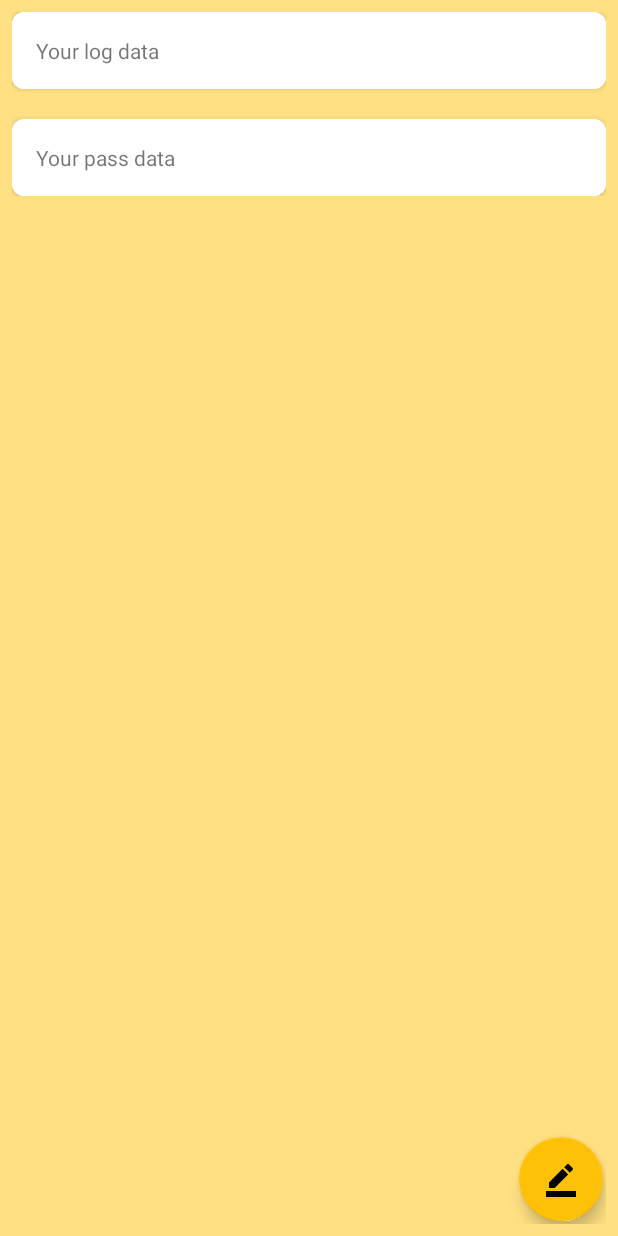
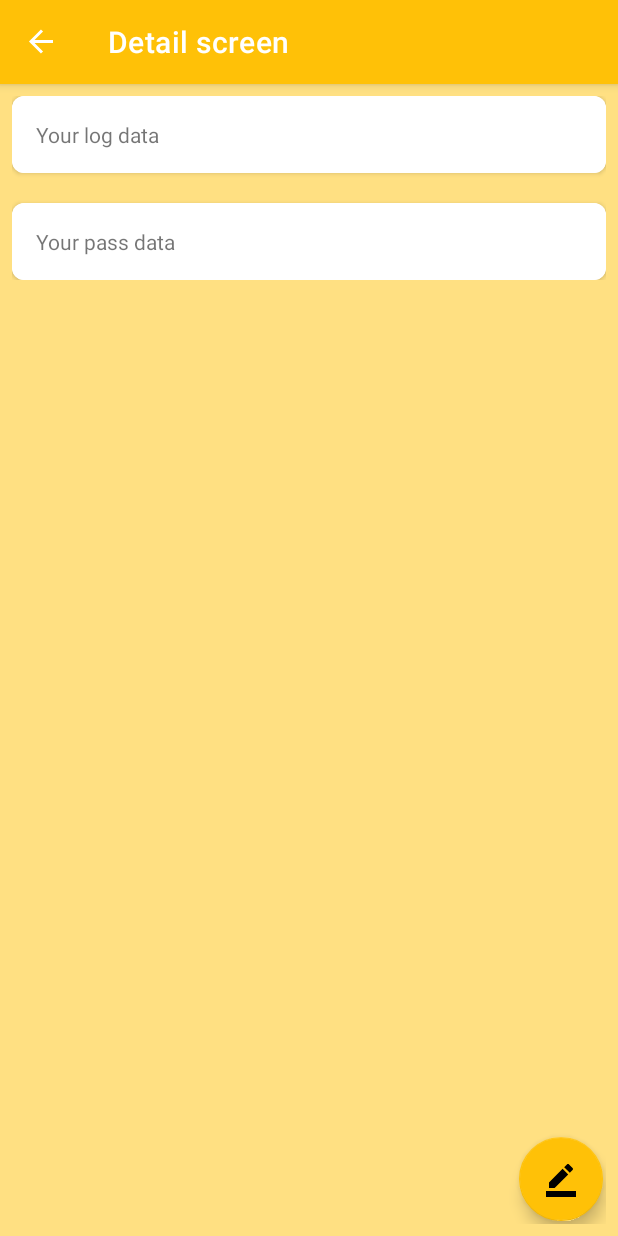
Before and after one commit to HryzhukKyrylo/RecordNoteBook, an Android app: the DetailScreenFragment screen opened through its navigation route, on a phone screen of 412 x 824 dp. Run offline under Robolectric (Android 15) with nearby library versions, the light colour scheme and no system bars; our stand-ins replace navigation-ui.

Commit message:
Add action bar with navigate

```diff
--- a/app/build.gradle
+++ b/app/build.gradle
@@ -21,7 +21,7 @@ android {
 
     buildTypes {
         release {
-            minifyEnabled false
+            minifyEnabled true
             proguardFiles getDefaultProguardFile('proguard-android-optimize.txt'), 'proguard-rules.pro'
         }
     }
--- a/app/src/main/java/com/example/recordnotebook/MainActivity.kt
+++ b/app/src/main/java/com/example/recordnotebook/MainActivity.kt
@@ -2,10 +2,40 @@ package com.example.recordnotebook
 
 import android.os.Bundle
 import androidx.appcompat.app.AppCompatActivity
+import androidx.navigation.NavController
+import androidx.navigation.findNavController
+import androidx.navigation.fragment.NavHostFragment
+import androidx.navigation.ui.AppBarConfiguration
+import androidx.navigation.ui.navigateUp
+import androidx.navigation.ui.setupActionBarWithNavController
 
 class MainActivity : AppCompatActivity() {
+    private lateinit var appBarConfiguration: AppBarConfiguration
     override fun onCreate(savedInstanceState: Bundle?) {
         super.onCreate(savedInstanceState)
         setContentView(R.layout.activity_main)
+
+        val navHostFragment: NavHostFragment =
+            supportFragmentManager.findFragmentById(R.id.fragmentContainerView)
+                    as NavHostFragment ?: return
+        val navController = navHostFragment.navController
+
+        appBarConfiguration = AppBarConfiguration(navController.graph)
+
+        setupActionBar(navController, appBarConfiguration)
+    }
+
+    private fun setupActionBar(
+        navController: NavController,
+        appBarConfiguration: AppBarConfiguration
+    ) {
+        setupActionBarWithNavController(
+            navController = navController,
+            configuration = appBarConfiguration
+        )
+    }
+
+    override fun onSupportNavigateUp(): Boolean {
+        return findNavController(R.id.fragmentContainerView).navigateUp(appBarConfiguration)
     }
 }
--- a/app/src/main/res/navigation/nav_graph.xml
+++ b/app/src/main/res/navigation/nav_graph.xml
@@ -8,7 +8,7 @@
     <fragment
         android:id="@+id/signinScreenFragment"
         android:name="com.example.recordnotebook.ui.signinscreen.SignInScreenFragment"
-        android:label="fragment_login_screen"
+        android:label="@string/signin_screen_login"
         tools:layout="@layout/fragment_signin_screen">
         <action
             android:id="@+id/action_loginScreenFragment_to_signUpScreenFragment"
@@ -29,7 +29,7 @@
     <fragment
         android:id="@+id/signUpScreenFragment"
         android:name="com.example.recordnotebook.ui.signupscreen.SignUpScreenFragment"
-        android:label="SignUpScreenFragment"
+        android:label="@string/signup_screen_sign_up"
         tools:layout="@layout/fragment_signup_screen">
         <action
             android:id="@+id/action_signUpScreenFragment_to_signinScreenFragment"
@@ -45,7 +45,6 @@
     <fragment
         android:id="@+id/mainScreenFragment"
         android:name="com.example.recordnotebook.ui.mainscreen.MainScreenFragment"
-        android:label="fragment_main_screen"
         tools:layout="@layout/fragment_main_screen">
         <action
             android:id="@+id/action_mainScreenFragment_to_detailScreenFragment"
@@ -61,7 +60,7 @@
     <fragment
         android:id="@+id/detailScreenFragment"
         android:name="com.example.recordnotebook.ui.detailscreen.DetailScreenFragment"
-        android:label="fragment_detail_screen"
+        android:label="@string/detail_screen_detail_screen"
         tools:layout="@layout/fragment_detail_screen">
         <argument
             android:name="userData"
@@ -76,7 +75,7 @@
     <fragment
         android:id="@+id/createScreenFragment"
         android:name="com.example.recordnotebook.ui.createscreen.CreateScreenFragment"
-        android:label="fragment_create_screen"
+        android:label="@string/create_screen_create_screen"
         tools:layout="@layout/fragment_create_screen">
         <argument
             android:name="userLogNameParam"
--- a/app/src/main/res/values/strings.xml
+++ b/app/src/main/res/values/strings.xml
@@ -1,6 +1,7 @@
 <resources>
     <string name="app_name">RecordNoteBook</string>
 
+    <!--    sign in screen ..-->
     <string name="signin_screen_btn_reset">Reset</string>
     <string name="signin_screen_btn_confirm">Confirm</string>
     <string name="signin_screen_enter_login">Enter login</string>
@@ -8,6 +9,7 @@
     <string name="signin_screen_login">Log In</string>
     <string name="signin_screen_sign_up"><u>Sign Up</u></string>
 
+    <!--    sign up screen ..-->
     <string name="signup_screen_btn_reset">Reset</string>
     <string name="signup_screen_btn_confirm">Sign Up</string>
     <string name="signup_screen_enter_login">Enter login</string>
@@ -15,15 +17,19 @@
     <string name="signup_screen_login">Sign Up</string>
     <string name="signup_screen_sign_up">Sign Up</string>
 
+    <!--    detail screen ..-->
     <string name="detail_screen_your_log_data">Your log data</string>
     <string name="detail_screen_your_pass_data">Your pass data</string>
     <string name="detail_screen_fab_refactor">fab refactor</string>
+    <string name="detail_screen_detail_screen">Detail screen</string>
 
+    <!--    create screen ..-->
     <string name="create_screen_write_your_data_for_log">Write your data for log</string>
     <string name="create_screen_write_your_data_for">Write your data for ...</string>
+    <string name="create_screen_create_screen">Create screen</string>
 
+    <!--    main screen ..-->
     <string name="main_screen_delete">Delete</string>
     <string name="main_screen_refactor">Refactor</string>
 
-
 </resources>
--- a/app/src/main/res/values/themes.xml
+++ b/app/src/main/res/values/themes.xml
@@ -1,6 +1,6 @@
 <resources xmlns:tools="http://schemas.android.com/tools">
     <!-- Base application theme. -->
-    <style name="Theme.RecordNoteBook" parent="Theme.MaterialComponents.DayNight.NoActionBar">
+    <style name="Theme.RecordNoteBook" parent="Theme.MaterialComponents.DayNight.DarkActionBar">
         <!-- Primary brand color. -->
         <item name="colorPrimary">@color/purple_500</item>
         <item name="colorPrimaryVariant">@color/purple_700</item>
```
